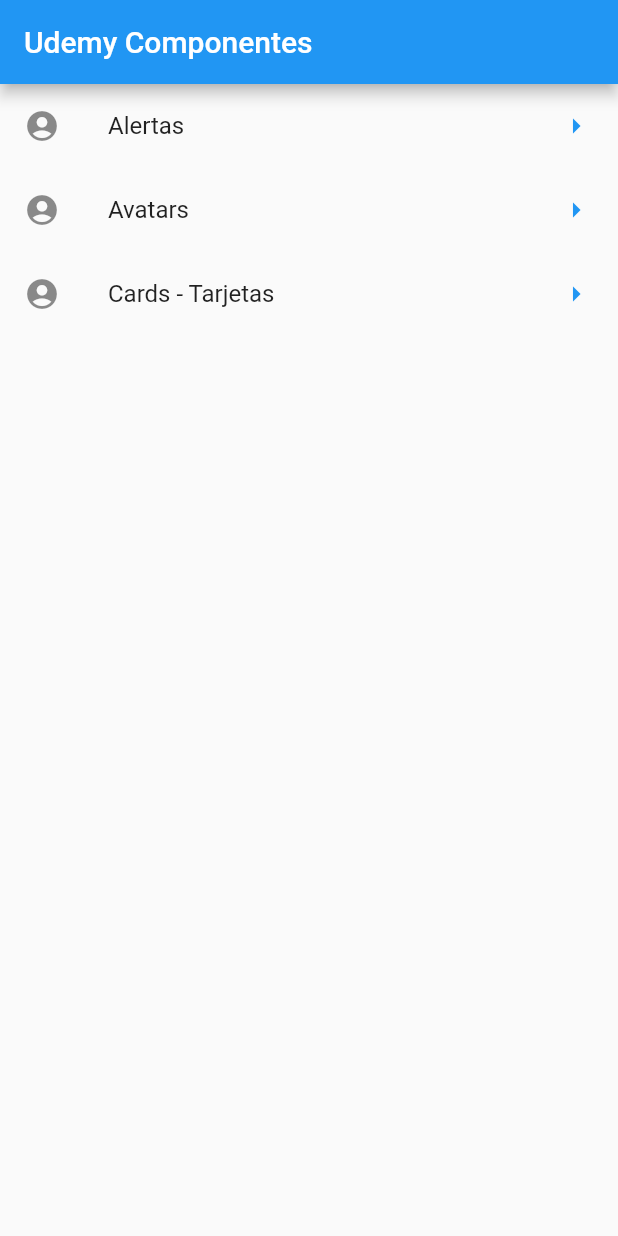
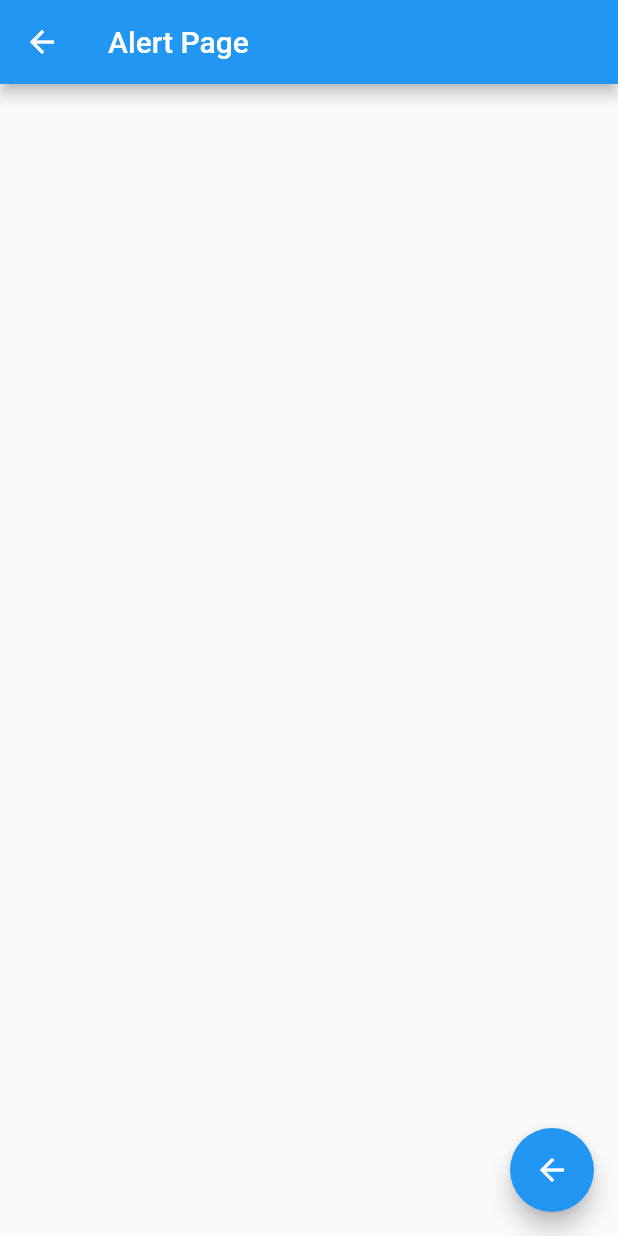
Before and after one commit to nestorgacr/Udemy_Flutter_FH_Componentes, a Flutter app: the screen it shows after launch, after a tap on "Alertas", on a phone screen of 412 x 824 dp. Run offline on Flutter 3.47's test engine with Material 2 defaults, Android fonts, the phone set to English and light mode, and no system bars.

Commit message:
Navegacion statica

```diff
--- /dev/null
+++ b/lib/scr/pages/alert_page.dart
@@ -0,0 +1,19 @@
+import 'package:flutter/material.dart';
+
+class AlertPage extends StatelessWidget {
+
+  @override
+  Widget build(BuildContext context) {
+    return Scaffold(
+     appBar: AppBar(
+       title: Text('Alert Page'),
+     ),
+     floatingActionButton: FloatingActionButton(
+       child: Icon(Icons.arrow_back),
+       onPressed: () {
+         Navigator.pop(context);
+       },
+     ),
+    );
+  }
+}
--- a/lib/scr/pages/home_page.dart
+++ b/lib/scr/pages/home_page.dart
@@ -1,5 +1,7 @@
 import 'package:flutter/material.dart';
+import 'package:udemy_componentes/scr/pages/alert_page.dart';
 import 'package:udemy_componentes/scr/providers/menu_provider.dart';
+import 'package:udemy_componentes/scr/utils/icono_string_utils.dart';
 
 class HomePage extends StatelessWidget {
   @override
@@ -18,21 +20,29 @@ class HomePage extends StatelessWidget {
       initialData: [], //opcional
       builder: (context, AsyncSnapshot<List<dynamic>> snapshot) {
         return ListView(
-          children: _listaItems(snapshot.data),
+          children: _listaItems(snapshot.data, context),
         );
       },
     );
   }
 
-  List<Widget> _listaItems(List<dynamic> data) {
+  List<Widget> _listaItems(List<dynamic> data, BuildContext context) {
     final List<Widget> opciones = [];
 
     data.forEach((opt) {
       final widgetTemp = ListTile(
         title: Text(opt['texto']),
-        leading: Icon(Icons.account_circle),
+        leading: getIcon(opt['icon']),
         trailing: Icon(Icons.arrow_right, color: Colors.blue,),
         onTap: () {
+
+          final route = MaterialPageRoute(
+            builder: (context){
+              return AlertPage();
+            }
+          );
+          Navigator.push(context, route);
+
 
         },
       );
--- /dev/null
+++ b/lib/scr/utils/icono_string_utils.dart
@@ -0,0 +1,11 @@
+import 'package:flutter/material.dart';
+
+final _icons = <String, IconData>{
+  'add_alert' : Icons.add_alert,
+  'accessibility' : Icons.accessibility,
+  'folder_open' : Icons.folder_open,
+};
+
+Icon getIcon (String nombreIcono){
+  return Icon(_icons[nombreIcono], color: Colors.blue);
+}
```
Also changed, not shown: lib/scr/pages/avatar_page.dart (added, +13 -0 lines).
